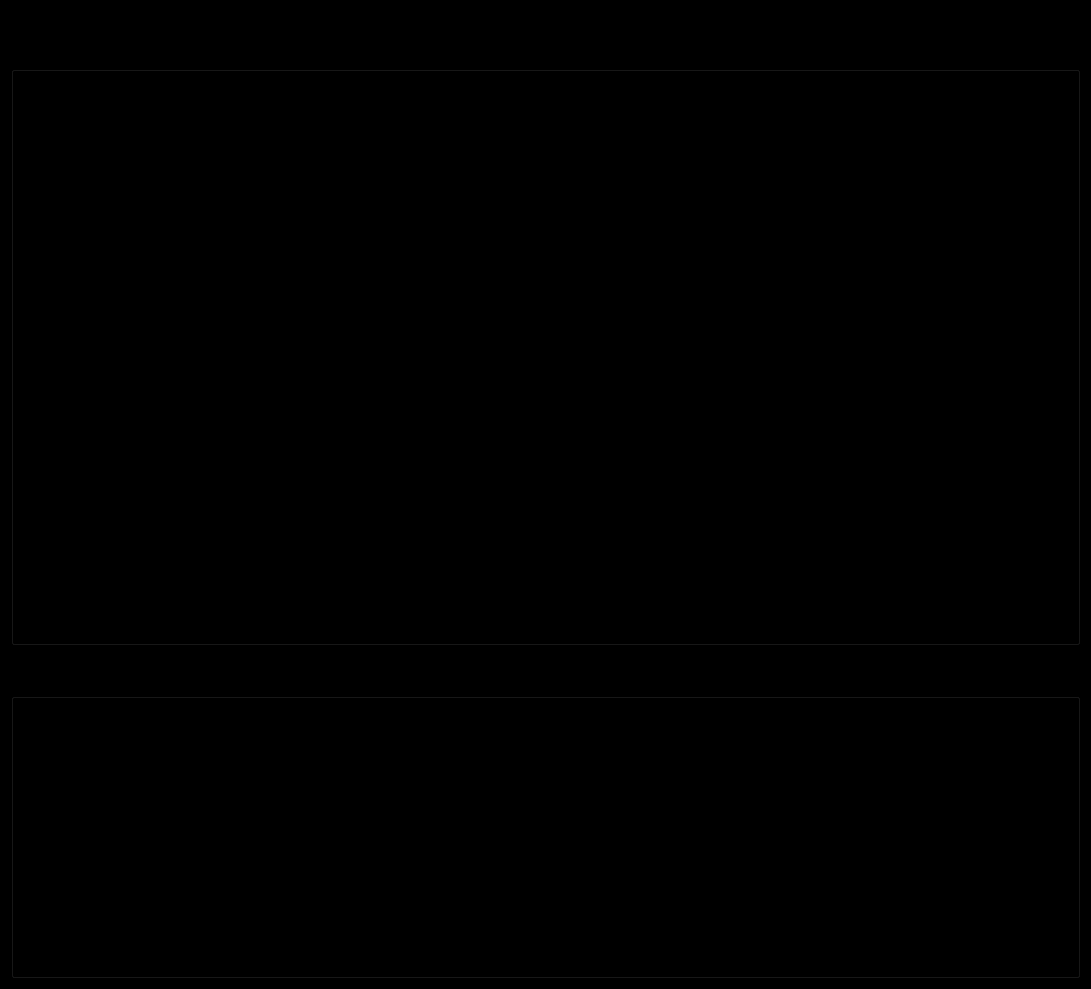
This is pause.ui in metellius/karaserver as Qt 5 draws it before an edit. The edited form follows.
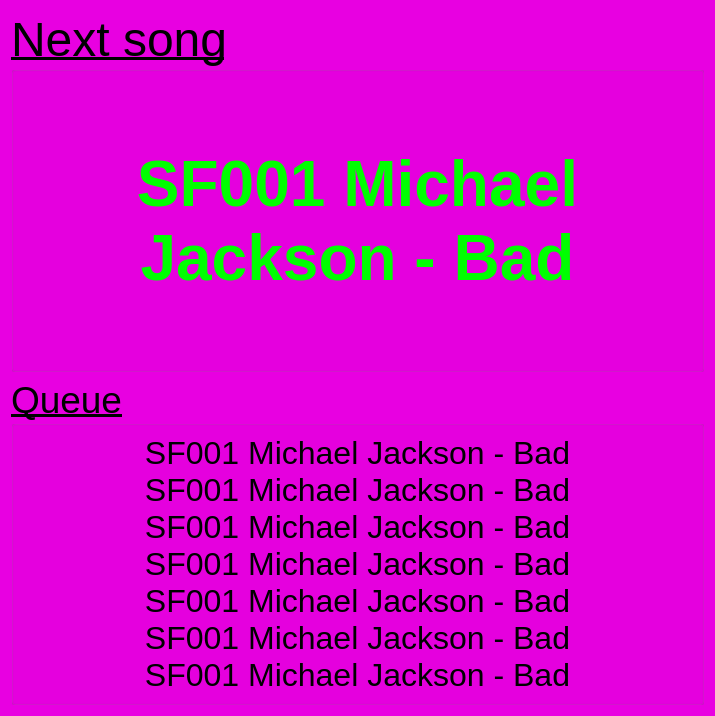
This is the edited form.

Patch:
```diff
--- a/pause.ui
+++ b/pause.ui
@@ -6,8 +6,8 @@
    <rect>
     <x>0</x>
     <y>0</y>
-    <width>1091</width>
-    <height>989</height>
+    <width>715</width>
+    <height>716</height>
    </rect>
   </property>
   <property name="palette">
@@ -16,63 +16,63 @@
      <colorrole role="WindowText">
       <brush brushstyle="SolidPattern">
        <color alpha="255">
-        <red>255</red>
-        <green>255</green>
-        <blue>255</blue>
+        <red>0</red>
+        <green>0</green>
+        <blue>0</blue>
        </color>
       </brush>
      </colorrole>
      <colorrole role="Button">
       <brush brushstyle="SolidPattern">
        <color alpha="255">
-        <red>0</red>
+        <red>232</red>
         <green>0</green>
-        <blue>0</blue>
+        <blue>225</blue>
        </color>
       </brush>
      </colorrole>
      <colorrole role="Light">
       <brush brushstyle="SolidPattern">
        <color alpha="255">
-        <red>0</red>
-        <green>0</green>
-        <blue>0</blue>
+        <red>255</red>
+        <green>93</green>
+        <blue>251</blue>
        </color>
       </brush>
      </colorrole>
      <colorrole role="Midlight">
       <brush brushstyle="SolidPattern">
        <color alpha="255">
-        <red>0</red>
-        <green>0</green>
-        <blue>0</blue>
+        <red>243</red>
+        <green>46</green>
+        <blue>238</blue>
        </color>
       </brush>
      </colorrole>
      <colorrole role="Dark">
       <brush brushstyle="SolidPattern">
        <color alpha="255">
-        <red>0</red>
+        <red>116</red>
         <green>0</green>
-        <blue>0</blue>
+        <blue>112</blue>
        </color>
       </brush>
      </colorrole>
      <colorrole role="Mid">
       <brush brushstyle="SolidPattern">
        <color alpha="255">
-        <red>0</red>
+        <red>155</red>
         <green>0</green>
-        <blue>0</blue>
+        <blue>150</blue>
        </color>
       </brush>
      </colorrole>
      <colorrole role="Text">
       <brush brushstyle="SolidPattern">
        <color alpha="255">
-        <red>255</red>
-        <green>255</green>
-        <blue>255</blue>
+        <red>0</red>
+        <green>0</green>
+        <blue>0</blue>
        </color>
       </brush>
      </colorrole>
@@ -88,27 +88,27 @@
      <colorrole role="ButtonText">
       <brush brushstyle="SolidPattern">
        <color alpha="255">
-        <red>255</red>
-        <green>255</green>
-        <blue>255</blue>
+        <red>0</red>
+        <green>0</green>
+        <blue>0</blue>
        </color>
       </brush>
      </colorrole>
      <colorrole role="Base">
       <brush brushstyle="SolidPattern">
        <color alpha="255">
-        <red>0</red>
-        <green>0</green>
-        <blue>0</blue>
+        <red>255</red>
+        <green>255</green>
+        <blue>255</blue>
        </color>
       </brush>
      </colorrole>
      <colorrole role="Window">
       <brush brushstyle="SolidPattern">
        <color alpha="255">
-        <red>0</red>
+        <red>232</red>
         <green>0</green>
-        <blue>0</blue>
+        <blue>225</blue>
        </color>
       </brush>
      </colorrole>
@@ -124,9 +124,9 @@
      <colorrole role="AlternateBase">
       <brush brushstyle="SolidPattern">
        <color alpha="255">
-        <red>0</red>
-        <green>0</green>
-        <blue>0</blue>
+        <red>243</red>
+        <green>127</green>
+        <blue>240</blue>
        </color>
       </brush>
      </colorrole>
@@ -153,63 +153,63 @@
      <colorrole role="WindowText">
       <brush brushstyle="SolidPattern">
        <color alpha="255">
-        <red>255</red>
-        <green>255</green>
-        <blue>255</blue>
+        <red>0</red>
+        <green>0</green>
+        <blue>0</blue>
        </color>
       </brush>
      </colorrole>
      <colorrole role="Button">
       <brush brushstyle="SolidPattern">
        <color alpha="255">
-        <red>0</red>
+        <red>232</red>
         <green>0</green>
-        <blue>0</blue>
+        <blue>225</blue>
        </color>
       </brush>
      </colorrole>
      <colorrole role="Light">
       <brush brushstyle="SolidPattern">
        <color alpha="255">
-        <red>0</red>
-        <green>0</green>
-        <blue>0</blue>
+        <red>255</red>
+        <green>93</green>
+        <blue>251</blue>
        </color>
       </brush>
      </colorrole>
      <colorrole role="Midlight">
       <brush brushstyle="SolidPattern">
        <color alpha="255">
-        <red>0</red>
-        <green>0</green>
-        <blue>0</blue>
+        <red>243</red>
+        <green>46</green>
+        <blue>238</blue>
        </color>
       </brush>
      </colorrole>
      <colorrole role="Dark">
       <brush brushstyle="SolidPattern">
        <color alpha="255">
-        <red>0</red>
+        <red>116</red>
         <green>0</green>
-        <blue>0</blue>
+        <blue>112</blue>
        </color>
       </brush>
      </colorrole>
      <colorrole role="Mid">
       <brush brushstyle="SolidPattern">
        <color alpha="255">
-        <red>0</red>
+        <red>155</red>
         <green>0</green>
-        <blue>0</blue>
+        <blue>150</blue>
        </color>
       </brush>
      </colorrole>
      <colorrole role="Text">
       <brush brushstyle="SolidPattern">
        <color alpha="255">
-        <red>255</red>
-        <green>255</green>
-        <blue>255</blue>
+        <red>0</red>
+        <green>0</green>
+        <blue>0</blue>
        </color>
       </brush>
      </colorrole>
@@ -225,27 +225,27 @@
      <colorrole role="ButtonText">
       <brush brushstyle="SolidPattern">
        <color alpha="255">
-        <red>255</red>
-        <green>255</green>
-        <blue>255</blue>
+        <red>0</red>
+        <green>0</green>
+        <blue>0</blue>
        </color>
       </brush>
      </colorrole>
      <colorrole role="Base">
       <brush brushstyle="SolidPattern">
        <color alpha="255">
-        <red>0</red>
-        <green>0</green>
-        <blue>0</blue>
+        <red>255</red>
+        <green>255</green>
+        <blue>255</blue>
        </color>
       </brush>
      </colorrole>
      <colorrole role="Window">
       <brush brushstyle="SolidPattern">
        <color alpha="255">
-        <red>0</red>
+        <red>232</red>
         <green>0</green>
-        <blue>0</blue>
+        <blue>225</blue>
        </color>
       </brush>
      </colorrole>
@@ -261,9 +261,9 @@
      <colorrole role="AlternateBase">
       <brush brushstyle="SolidPattern">
        <color alpha="255">
-        <red>0</red>
-        <green>0</green>
-        <blue>0</blue>
+        <red>243</red>
+        <green>127</green>
+        <blue>240</blue>
        </color>
       </brush>
      </colorrole>
@@ -290,63 +290,63 @@
      <colorrole role="WindowText">
       <brush brushstyle="SolidPattern">
        <color alpha="255">
-        <red>0</red>
+        <red>116</red>
         <green>0</green>
-        <blue>0</blue>
+        <blue>112</blue>
        </color>
       </brush>
      </colorrole>
      <colorrole role="Button">
       <brush brushstyle="SolidPattern">
        <color alpha="255">
-        <red>0</red>
+        <red>232</red>
         <green>0</green>
-        <blue>0</blue>
+        <blue>225</blue>
        </color>
       </brush>
      </colorrole>
      <colorrole role="Light">
       <brush brushstyle="SolidPattern">
        <color alpha="255">
-        <red>0</red>
-        <green>0</green>
-        <blue>0</blue>
+        <red>255</red>
+        <green>93</green>
+        <blue>251</blue>
        </color>
       </brush>
      </colorrole>
      <colorrole role="Midlight">
       <brush brushstyle="SolidPattern">
        <color alpha="255">
-        <red>0</red>
-        <green>0</green>
-        <blue>0</blue>
+        <red>243</red>
+        <green>46</green>
+        <blue>238</blue>
        </color>
       </brush>
      </colorrole>
      <colorrole role="Dark">
       <brush brushstyle="SolidPattern">
        <color alpha="255">
-        <red>0</red>
+        <red>116</red>
         <green>0</green>
-        <blue>0</blue>
+        <blue>112</blue>
        </color>
       </brush>
      </colorrole>
      <colorrole role="Mid">
       <brush brushstyle="SolidPattern">
        <color alpha="255">
-        <red>0</red>
+        <red>155</red>
         <green>0</green>
-        <blue>0</blue>
+        <blue>150</blue>
        </color>
       </brush>
      </colorrole>
      <colorrole role="Text">
       <brush brushstyle="SolidPattern">
        <color alpha="255">
-        <red>0</red>
+        <red>116</red>
         <green>0</green>
-        <blue>0</blue>
+        <blue>112</blue>
        </color>
       </brush>
      </colorrole>
@@ -362,27 +362,27 @@
      <colorrole role="ButtonText">
       <brush brushstyle="SolidPattern">
        <color alpha="255">
-        <red>0</red>
+        <red>116</red>
         <green>0</green>
-        <blue>0</blue>
+        <blue>112</blue>
        </color>
       </brush>
      </colorrole>
      <colorrole role="Base">
       <brush brushstyle="SolidPattern">
        <color alpha="255">
-        <red>0</red>
+        <red>232</red>
         <green>0</green>
-        <blue>0</blue>
+        <blue>225</blue>
        </color>
       </brush>
      </colorrole>
      <colorrole role="Window">
       <brush brushstyle="SolidPattern">
        <color alpha="255">
-        <red>0</red>
+        <red>232</red>
         <green>0</green>
-        <blue>0</blue>
+        <blue>225</blue>
        </color>
       </brush>
      </colorrole>
@@ -398,9 +398,9 @@
      <colorrole role="AlternateBase">
       <brush brushstyle="SolidPattern">
        <color alpha="255">
-        <red>0</red>
+        <red>232</red>
         <green>0</green>
-        <blue>0</blue>
+        <blue>225</blue>
        </color>
       </brush>
      </colorrole>
@@ -869,6 +869,421 @@
      <layout class="QVBoxLayout" name="verticalLayout_2">
       <item>
        <widget class="QLabel" name="nextLabel">
+        <property name="palette">
+         <palette>
+          <active>
+           <colorrole role="WindowText">
+            <brush brushstyle="SolidPattern">
+             <color alpha="255">
+              <red>0</red>
+              <green>255</green>
+              <blue>0</blue>
+             </color>
+            </brush>
+           </colorrole>
+           <colorrole role="Button">
+            <brush brushstyle="SolidPattern">
+             <color alpha="255">
+              <red>0</red>
+              <green>255</green>
+              <blue>0</blue>
+             </color>
+            </brush>
+           </colorrole>
+           <colorrole role="Light">
+            <brush brushstyle="SolidPattern">
+             <color alpha="255">
+              <red>127</red>
+              <green>255</green>
+              <blue>127</blue>
+             </color>
+            </brush>
+           </colorrole>
+           <colorrole role="Midlight">
+            <brush brushstyle="SolidPattern">
+             <color alpha="255">
+              <red>63</red>
+              <green>255</green>
+              <blue>63</blue>
+             </color>
+            </brush>
+           </colorrole>
+           <colorrole role="Dark">
+            <brush brushstyle="SolidPattern">
+             <color alpha="255">
+              <red>0</red>
+              <green>127</green>
+              <blue>0</blue>
+             </color>
+            </brush>
+           </colorrole>
+           <colorrole role="Mid">
+            <brush brushstyle="SolidPattern">
+             <color alpha="255">
+              <red>0</red>
+              <green>170</green>
+              <blue>0</blue>
+             </color>
+            </brush>
+           </colorrole>
+           <colorrole role="Text">
+            <brush brushstyle="SolidPattern">
+             <color alpha="255">
+              <red>0</red>
+              <green>255</green>
+              <blue>0</blue>
+             </color>
+            </brush>
+           </colorrole>
+           <colorrole role="BrightText">
+            <brush brushstyle="SolidPattern">
+             <color alpha="255">
+              <red>255</red>
+              <green>255</green>
+              <blue>255</blue>
+             </color>
+            </brush>
+           </colorrole>
+           <colorrole role="ButtonText">
+            <brush brushstyle="SolidPattern">
+             <color alpha="255">
+              <red>0</red>
+              <green>255</green>
+              <blue>0</blue>
+             </color>
+            </brush>
+           </colorrole>
+           <colorrole role="Base">
+            <brush brushstyle="SolidPattern">
+             <color alpha="255">
+              <red>255</red>
+              <green>255</green>
+              <blue>255</blue>
+             </color>
+            </brush>
+           </colorrole>
+           <colorrole role="Window">
+            <brush brushstyle="SolidPattern">
+             <color alpha="255">
+              <red>0</red>
+              <green>255</green>
+              <blue>0</blue>
+             </color>
+            </brush>
+           </colorrole>
+           <colorrole role="Shadow">
+            <brush brushstyle="SolidPattern">
+             <color alpha="255">
+              <red>0</red>
+              <green>0</green>
+              <blue>0</blue>
+             </color>
+            </brush>
+           </colorrole>
+           <colorrole role="AlternateBase">
+            <brush brushstyle="SolidPattern">
+             <color alpha="255">
+              <red>127</red>
+              <green>255</green>
+              <blue>127</blue>
+             </color>
+            </brush>
+           </colorrole>
+           <colorrole role="ToolTipBase">
+            <brush brushstyle="SolidPattern">
+             <color alpha="255">
+              <red>255</red>
+              <green>255</green>
+              <blue>220</blue>
+             </color>
+            </brush>
+           </colorrole>
+           <colorrole role="ToolTipText">
+            <brush brushstyle="SolidPattern">
+             <color alpha="255">
+              <red>0</red>
+              <green>0</green>
+              <blue>0</blue>
+             </color>
+            </brush>
+           </colorrole>
+          </active>
+          <inactive>
+           <colorrole role="WindowText">
+            <brush brushstyle="SolidPattern">
+             <color alpha="255">
+              <red>0</red>
+              <green>255</green>
+              <blue>0</blue>
+             </color>
+            </brush>
+           </colorrole>
+           <colorrole role="Button">
+            <brush brushstyle="SolidPattern">
+             <color alpha="255">
+              <red>0</red>
+              <green>255</green>
+              <blue>0</blue>
+             </color>
+            </brush>
+           </colorrole>
+           <colorrole role="Light">
+            <brush brushstyle="SolidPattern">
+             <color alpha="255">
+              <red>127</red>
+              <green>255</green>
+              <blue>127</blue>
+             </color>
+            </brush>
+           </colorrole>
+           <colorrole role="Midlight">
+            <brush brushstyle="SolidPattern">
+             <color alpha="255">
+              <red>63</red>
+              <green>255</green>
+              <blue>63</blue>
+             </color>
+            </brush>
+           </colorrole>
+           <colorrole role="Dark">
+            <brush brushstyle="SolidPattern">
+             <color alpha="255">
+              <red>0</red>
+              <green>127</green>
+              <blue>0</blue>
+             </color>
+            </brush>
+           </colorrole>
+           <colorrole role="Mid">
+            <brush brushstyle="SolidPattern">
+             <color alpha="255">
+              <red>0</red>
+              <green>170</green>
+              <blue>0</blue>
+             </color>
+            </brush>
+           </colorrole>
+           <colorrole role="Text">
+            <brush brushstyle="SolidPattern">
+             <color alpha="255">
+              <red>0</red>
+              <green>255</green>
+              <blue>0</blue>
+             </color>
+            </brush>
+           </colorrole>
+           <colorrole role="BrightText">
+            <brush brushstyle="SolidPattern">
+             <color alpha="255">
+              <red>255</red>
+              <green>255</green>
+              <blue>255</blue>
+             </color>
+            </brush>
+           </colorrole>
+           <colorrole role="ButtonText">
+            <brush brushstyle="SolidPattern">
+             <color alpha="255">
+              <red>0</red>
+              <green>255</green>
+              <blue>0</blue>
+             </color>
+            </brush>
+           </colorrole>
+           <colorrole role="Base">
+            <brush brushstyle="SolidPattern">
+             <color alpha="255">
+              <red>255</red>
+              <green>255</green>
+              <blue>255</blue>
+             </color>
+            </brush>
+           </colorrole>
+           <colorrole role="Window">
+            <brush brushstyle="SolidPattern">
+             <color alpha="255">
+              <red>0</red>
+              <green>255</green>
+              <blue>0</blue>
+             </color>
+            </brush>
+           </colorrole>
+           <colorrole role="Shadow">
+            <brush brushstyle="SolidPattern">
+             <color alpha="255">
+              <red>0</red>
+              <green>0</green>
+              <blue>0</blue>
+             </color>
+            </brush>
+           </colorrole>
+           <colorrole role="AlternateBase">
+            <brush brushstyle="SolidPattern">
+             <color alpha="255">
+              <red>127</red>
+              <green>255</green>
+              <blue>127</blue>
+             </color>
+            </brush>
+           </colorrole>
+           <colorrole role="ToolTipBase">
+            <brush brushstyle="SolidPattern">
+             <color alpha="255">
+              <red>255</red>
+              <green>255</green>
+              <blue>220</blue>
+             </color>
+            </brush>
+           </colorrole>
+           <colorrole role="ToolTipText">
+            <brush brushstyle="SolidPattern">
+             <color alpha="255">
+              <red>0</red>
+              <green>0</green>
+              <blue>0</blue>
+             </color>
+            </brush>
+           </colorrole>
+          </inactive>
+          <disabled>
+           <colorrole role="WindowText">
+            <brush brushstyle="SolidPattern">
+             <color alpha="255">
+              <red>0</red>
+              <green>127</green>
+              <blue>0</blue>
+             </color>
+            </brush>
+           </colorrole>
+           <colorrole role="Button">
+            <brush brushstyle="SolidPattern">
+             <color alpha="255">
+              <red>0</red>
+              <green>255</green>
+              <blue>0</blue>
+             </color>
+            </brush>
+           </colorrole>
+           <colorrole role="Light">
+            <brush brushstyle="SolidPattern">
+             <color alpha="255">
+              <red>127</red>
+              <green>255</green>
+              <blue>127</blue>
+             </color>
+            </brush>
+           </colorrole>
+           <colorrole role="Midlight">
+            <brush brushstyle="SolidPattern">
+             <color alpha="255">
+              <red>63</red>
+              <green>255</green>
+              <blue>63</blue>
+             </color>
+            </brush>
+           </colorrole>
+           <colorrole role="Dark">
+            <brush brushstyle="SolidPattern">
+             <color alpha="255">
+              <red>0</red>
+              <green>127</green>
+              <blue>0</blue>
+             </color>
+            </brush>
+           </colorrole>
+           <colorrole role="Mid">
+            <brush brushstyle="SolidPattern">
+             <color alpha="255">
+              <red>0</red>
+              <green>170</green>
+              <blue>0</blue>
+             </color>
+            </brush>
+           </colorrole>
+           <colorrole role="Text">
+            <brush brushstyle="SolidPattern">
+             <color alpha="255">
+              <red>0</red>
+              <green>127</green>
+              <blue>0</blue>
+             </color>
+            </brush>
+           </colorrole>
+           <colorrole role="BrightText">
+            <brush brushstyle="SolidPattern">
+             <color alpha="255">
+              <red>255</red>
+              <green>255</green>
+              <blue>255</blue>
+             </color>
+            </brush>
+           </colorrole>
+           <colorrole role="ButtonText">
+            <brush brushstyle="SolidPattern">
+             <color alpha="255">
+              <red>0</red>
+              <green>127</green>
+              <blue>0</blue>
+             </color>
+            </brush>
+           </colorrole>
+           <colorrole role="Base">
+            <brush brushstyle="SolidPattern">
+             <color alpha="255">
+              <red>0</red>
+              <green>255</green>
+              <blue>0</blue>
+             </color>
+            </brush>
+           </colorrole>
+           <colorrole role="Window">
+            <brush brushstyle="SolidPattern">
+             <color alpha="255">
+              <red>0</red>
+              <green>255</green>
+              <blue>0</blue>
+             </color>
+            </brush>
+           </colorrole>
+           <colorrole role="Shadow">
+            <brush brushstyle="SolidPattern">
+             <color alpha="255">
+              <red>0</red>
+              <green>0</green>
+              <blue>0</blue>
+             </color>
+            </brush>
+           </colorrole>
+           <colorrole role="AlternateBase">
+            <brush brushstyle="SolidPattern">
+             <color alpha="255">
+              <red>0</red>
+              <green>255</green>
+              <blue>0</blue>
+             </color>
+            </brush>
+           </colorrole>
+           <colorrole role="ToolTipBase">
+            <brush brushstyle="SolidPattern">
+             <color alpha="255">
+              <red>255</red>
+              <green>255</green>
+              <blue>220</blue>
+             </color>
+            </brush>
+           </colorrole>
+           <colorrole role="ToolTipText">
+            <brush brushstyle="SolidPattern">
+             <color alpha="255">
+              <red>0</red>
+              <green>0</green>
+              <blue>0</blue>
+             </color>
+            </brush>
+           </colorrole>
+          </disabled>
+         </palette>
+        </property>
         <property name="font">
          <font>
           <pointsize>48</pointsize>
```
